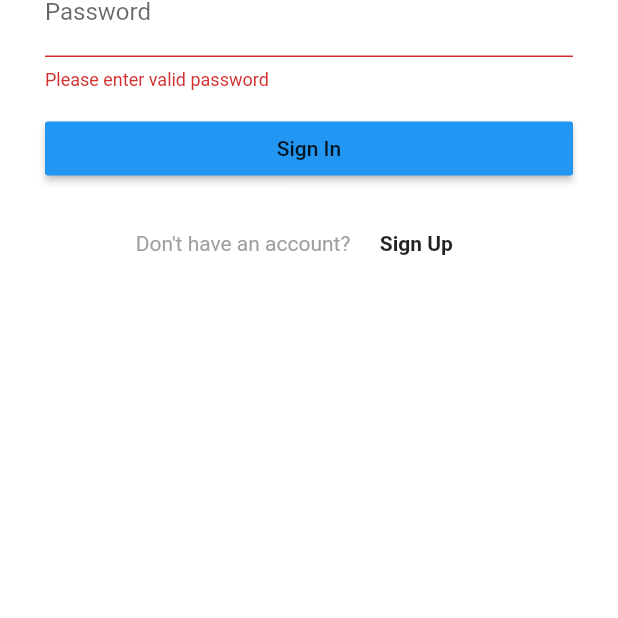
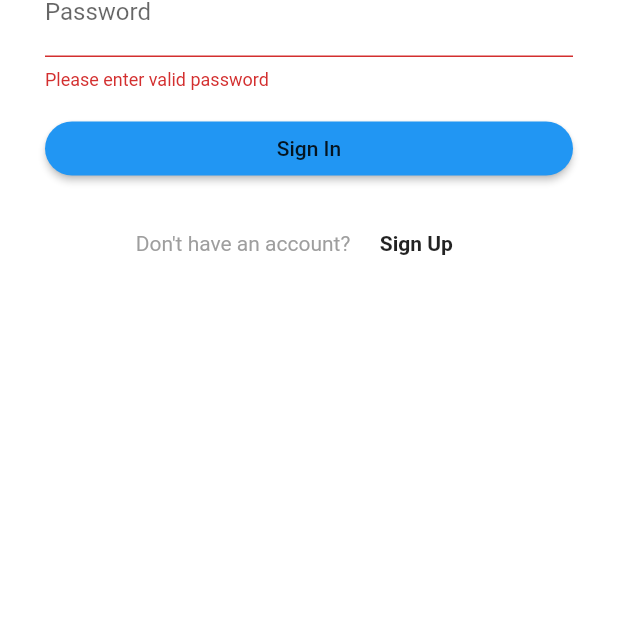
Before and after one commit to Javillionaire/instagram_log, a Flutter app: the screen it shows after launch, after a tap on "Sign In", on a phone screen of 412 x 824 dp, the part 615-1233 px from its top. Run offline on Flutter 3.47's test engine with Material 2 defaults, Android fonts, the phone set to English and light mode, and no system bars.

Commit message:
rouding_button

```diff
--- a/lib/instagram_sign/instagram_sign.dart
+++ b/lib/instagram_sign/instagram_sign.dart
@@ -64,6 +64,8 @@ class _SignInState extends State<SignIn> {
                       const EdgeInsets.symmetric(horizontal: 30, vertical: 15),
                   width: MediaQuery.of(context).size.width,
                   child: MaterialButton(
+                    shape: RoundedRectangleBorder(
+                        borderRadius: BorderRadius.circular(20)),
                     onPressed: _signIn,
                     color: Colors.blue,
                     child: const Text('Sign In'),
--- a/lib/instagram_sign_up/instagram_sign_up.dart
+++ b/lib/instagram_sign_up/instagram_sign_up.dart
@@ -78,6 +78,8 @@ class _SignUpState extends State<SignUp> {
                       const EdgeInsets.symmetric(horizontal: 30, vertical: 15),
                   width: MediaQuery.of(context).size.width,
                   child: MaterialButton(
+                    shape: RoundedRectangleBorder(
+                        borderRadius: BorderRadius.circular(20)),
                     onPressed: _signIn,
                     color: Colors.blue,
                     child: const Text('Sign In'),
```
